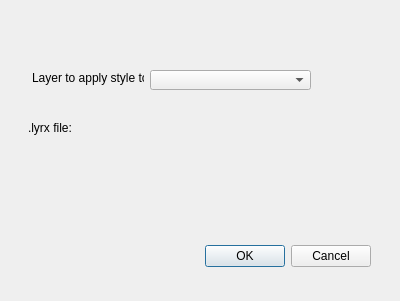
The window that plugin/qlyrx/qlyrx_dialog_base.ui (arc2qgis/lyrxtoqml) describes before a commit, drawn with Qt 5.
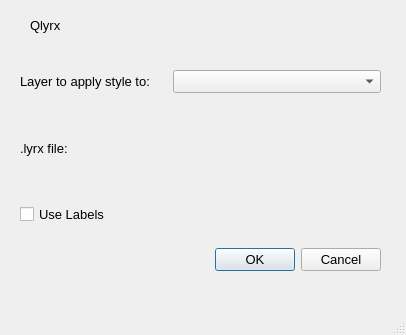
The same window after the commit. Custom widgets are drawn as their Qt base class.

Commit message: added ui parseLabels and ui layouts

Diff of the .ui file:
```diff
--- a/plugin/qlyrx/qlyrx_dialog_base.ui
+++ b/plugin/qlyrx/qlyrx_dialog_base.ui
@@ -6,85 +6,134 @@
    <rect>
     <x>0</x>
     <y>0</y>
-    <width>400</width>
-    <height>301</height>
+    <width>406</width>
+    <height>335</height>
    </rect>
   </property>
+  <property name="font">
+   <font>
+    <pointsize>10</pointsize>
+   </font>
+  </property>
   <property name="windowTitle">
    <string>readLyrx</string>
   </property>
-  <widget class="QDialogButtonBox" name="button_box">
+  <property name="sizeGripEnabled">
+   <bool>true</bool>
+  </property>
+  <widget class="QWidget" name="gridLayoutWidget">
+   <property name="geometry">
+    <rect>
+     <x>20</x>
+     <y>70</y>
+     <width>361</width>
+     <height>201</height>
+    </rect>
+   </property>
+   <layout class="QVBoxLayout" name="verticalLayout_3">
+    <property name="spacing">
+     <number>23</number>
+    </property>
+    <item>
+     <layout class="QHBoxLayout" name="horizontalLayout_3">
+      <item>
+       <widget class="QLabel" name="layer_label">
+        <property name="sizePolicy">
+         <sizepolicy hsizetype="Fixed" vsizetype="Preferred">
+          <horstretch>0</horstretch>
+          <verstretch>0</verstretch>
+         </sizepolicy>
+        </property>
+        <property name="text">
+         <string>Layer to apply style to:</string>
+        </property>
+       </widget>
+      </item>
+      <item>
+       <widget class="QgsMapLayerComboBox" name="layer_select">
+        <property name="sizePolicy">
+         <sizepolicy hsizetype="Preferred" vsizetype="Fixed">
+          <horstretch>0</horstretch>
+          <verstretch>0</verstretch>
+         </sizepolicy>
+        </property>
+        <property name="excludedProviders">
+         <stringlist>
+          <string>wms</string>
+          <string>wmts</string>
+         </stringlist>
+        </property>
+       </widget>
+      </item>
+     </layout>
+    </item>
+    <item>
+     <layout class="QHBoxLayout" name="horizontalLayout_4">
+      <item>
+       <widget class="QLabel" name="file_label">
+        <property name="text">
+         <string>.lyrx file: </string>
+        </property>
+       </widget>
+      </item>
+      <item>
+       <spacer name="horizontalSpacer">
+        <property name="orientation">
+         <enum>Qt::Horizontal</enum>
+        </property>
+        <property name="sizeType">
+         <enum>QSizePolicy::Fixed</enum>
+        </property>
+        <property name="sizeHint" stdset="0">
+         <size>
+          <width>73</width>
+          <height>20</height>
+         </size>
+        </property>
+       </spacer>
+      </item>
+      <item>
+       <widget class="QgsFileWidget" name="file_select">
+        <property name="dialogTitle">
+         <string>Choose a lyrx file for symbology to load</string>
+        </property>
+        <property name="filter">
+         <string>Arcgis Pro Layer (*.lyrx) ;; </string>
+        </property>
+       </widget>
+      </item>
+     </layout>
+    </item>
+    <item>
+     <widget class="QCheckBox" name="parseLables">
+      <property name="text">
+       <string>Use Labels</string>
+      </property>
+     </widget>
+    </item>
+    <item>
+     <widget class="QDialogButtonBox" name="button_box">
+      <property name="orientation">
+       <enum>Qt::Horizontal</enum>
+      </property>
+      <property name="standardButtons">
+       <set>QDialogButtonBox::Cancel|QDialogButtonBox::Ok</set>
+      </property>
+     </widget>
+    </item>
+   </layout>
+  </widget>
+  <widget class="QLabel" name="header">
    <property name="geometry">
     <rect>
      <x>30</x>
-     <y>240</y>
-     <width>341</width>
-     <height>32</height>
-    </rect>
-   </property>
-   <property name="orientation">
-    <enum>Qt::Horizontal</enum>
-   </property>
-   <property name="standardButtons">
-    <set>QDialogButtonBox::Cancel|QDialogButtonBox::Ok</set>
-   </property>
-  </widget>
-  <widget class="QgsFileWidget" name="file_select">
-   <property name="geometry">
-    <rect>
-     <x>120</x>
-     <y>120</y>
-     <width>191</width>
-     <height>20</height>
-    </rect>
-   </property>
-   <property name="dialogTitle">
-    <string>Choose a lyrx file for symbology to load</string>
-   </property>
-   <property name="filter">
-    <string>Arcgis Pro Layer (*.lyrx) ;; </string>
-   </property>
-  </widget>
-  <widget class="QLabel" name="file_label">
-   <property name="geometry">
-    <rect>
-     <x>28</x>
-     <y>120</y>
+     <y>10</y>
      <width>81</width>
-     <height>16</height>
+     <height>31</height>
     </rect>
    </property>
    <property name="text">
-    <string>.lyrx file: </string>
-   </property>
-  </widget>
-  <widget class="QLabel" name="layer_label">
-   <property name="geometry">
-    <rect>
-     <x>32</x>
-     <y>70</y>
-     <width>112</width>
-     <height>16</height>
-    </rect>
-   </property>
-   <property name="text">
-    <string>Layer to apply style to:</string>
-   </property>
-  </widget>
-  <widget class="QgsMapLayerComboBox" name="layer_select">
-   <property name="geometry">
-    <rect>
-     <x>150</x>
-     <y>70</y>
-     <width>161</width>
-     <height>20</height>
-    </rect>
-   </property>
-   <property name="excludedProviders">
-    <stringlist>
-     <string>wms</string>
-     <string>wmts</string>
-    </stringlist>
+    <string>Qlyrx</string>
    </property>
   </widget>
  </widget>
```
The commit also changes 16 other files.
